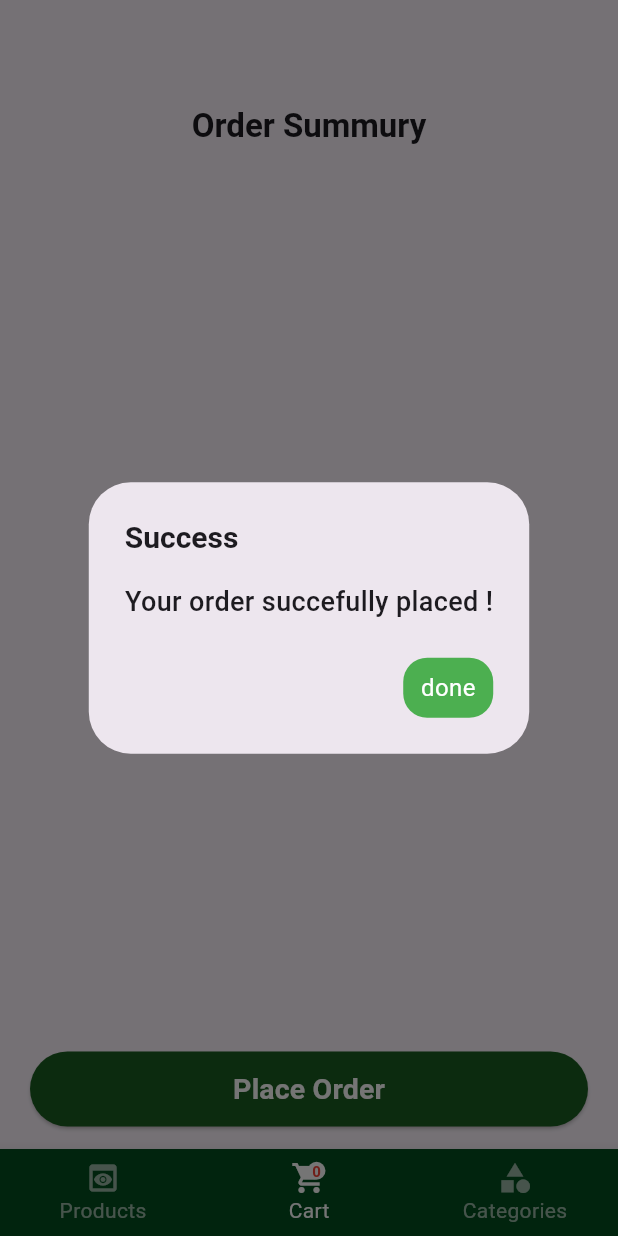
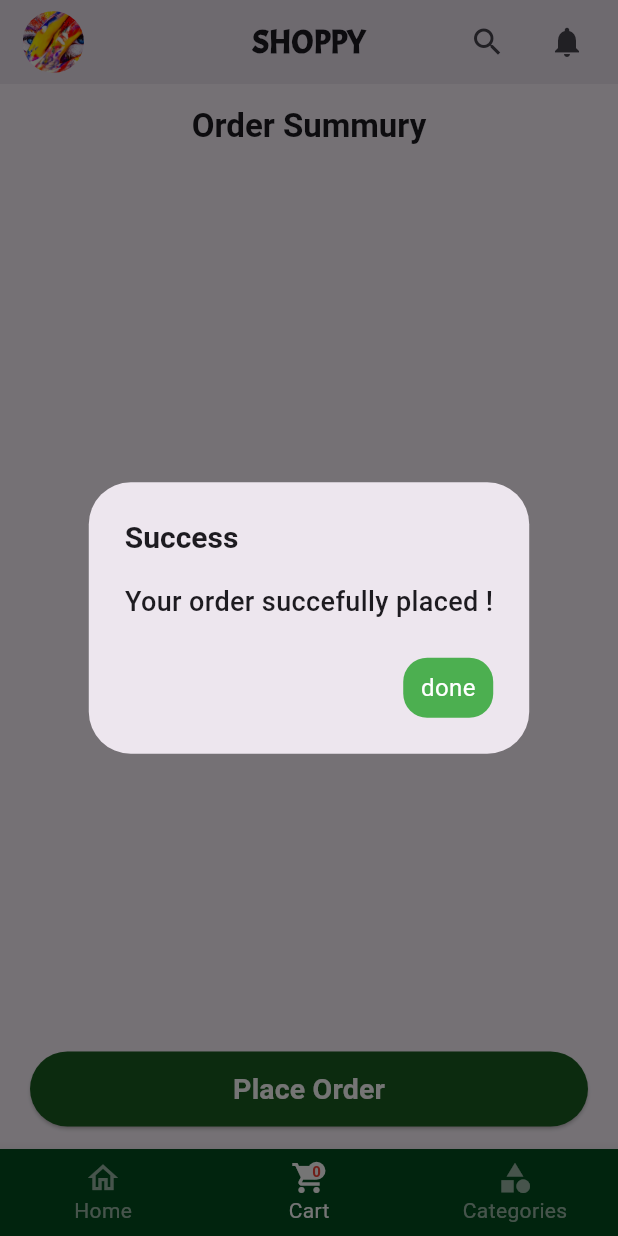
Before and after one commit to vaisakhet/v4c_solutions, a Flutter app: the screen it shows after launch, item 2 of the bottom bar chosen, after a tap on "Place Order", on a phone screen of 412 x 824 dp. Run offline on Flutter 3.47's test engine with Material 2 defaults, Android fonts, the light colour scheme and no system bars; our stand-ins replace get, hive; missing offline and left inert: dart:ffi; accounts and stored records are empty; network calls fail.

Commit message:
new changes

```diff
--- a/lib/Views/category_screen.dart
+++ b/lib/Views/category_screen.dart
@@ -14,7 +14,10 @@ class CategoryPage extends StatelessWidget {
       builder: (controller) {
         return Scaffold(
           appBar: AppBar(
-            title: const Text("Categories"),
+            title: const Text(
+              "Categories",
+              style: TextStyle(fontSize: 22, fontWeight: FontWeight.bold),
+            ),
             centerTitle: true,
           ),
           body: Padding(
--- a/lib/Views/home_screen.dart
+++ b/lib/Views/home_screen.dart
@@ -31,7 +31,44 @@ class _HomeScreenState extends State<HomeScreen> {
         return DefaultTabController(
             length: 3,
             child: Scaffold(
-              appBar: AppBar(),
+              appBar: AppBar(
+                title: const Text(
+                  "SHOPPY",
+                  style: TextStyle(
+                    fontSize: 22,
+                    fontWeight: FontWeight.bold,
+                    fontFamily: 'acme',
+                  ),
+                ),
+                leading: const Padding(
+                  padding: EdgeInsets.only(left: 15),
+                  child: SizedBox(
+                    height: 20,
+                    child: CircleAvatar(
+                      backgroundImage:
+                          AssetImage("assets/images/profile_image.jpg"),
+                      // radius: 10,
+                      maxRadius: 10,
+                      minRadius: 10,
+                    ),
+                  ),
+                ),
+                actions: [
+                  Padding(
+                    padding: const EdgeInsets.only(right: 5),
+                    child: IconButton(
+                        onPressed: () {}, icon: const Icon(Icons.search)),
+                  ),
+                  Padding(
+                    padding: const EdgeInsets.only(right: 10),
+                    child: IconButton(
+                        onPressed: () {},
+                        icon: const Icon(Icons.notifications)),
+                  )
+                ],
+                elevation: 5,
+                centerTitle: true,
+              ),
               bottomNavigationBar: BottomNavigationBar(
                   currentIndex: _currentIndex,
                   type: BottomNavigationBarType.fixed,
@@ -45,7 +82,7 @@ class _HomeScreenState extends State<HomeScreen> {
                   },
                   items: [
                     const BottomNavigationBarItem(
-                        icon: Icon(Icons.preview), label: 'Products'),
+                        icon: Icon(Icons.home_outlined), label: 'Home'),
                     BottomNavigationBarItem(
                         label: 'Cart',
                         icon: Stack(
--- a/lib/Views/product_screen.dart
+++ b/lib/Views/product_screen.dart
@@ -79,7 +79,9 @@ class _ProductCategoryPagesState extends State<ProductCategoryPages> {
                     );
                   } else {
                     return const Center(
-                      child: CircularProgressIndicator(),
+                      child: CircularProgressIndicator(
+                        color: Color.fromARGB(255, 19, 82, 14),
+                      ),
                     );
                   }
                 });
```
Also changed, not shown: pubspec.yaml (+6 -6 lines), assets/fonts/Acme-Regular.ttf (added), assets/images/profile_image.jpg (added).
